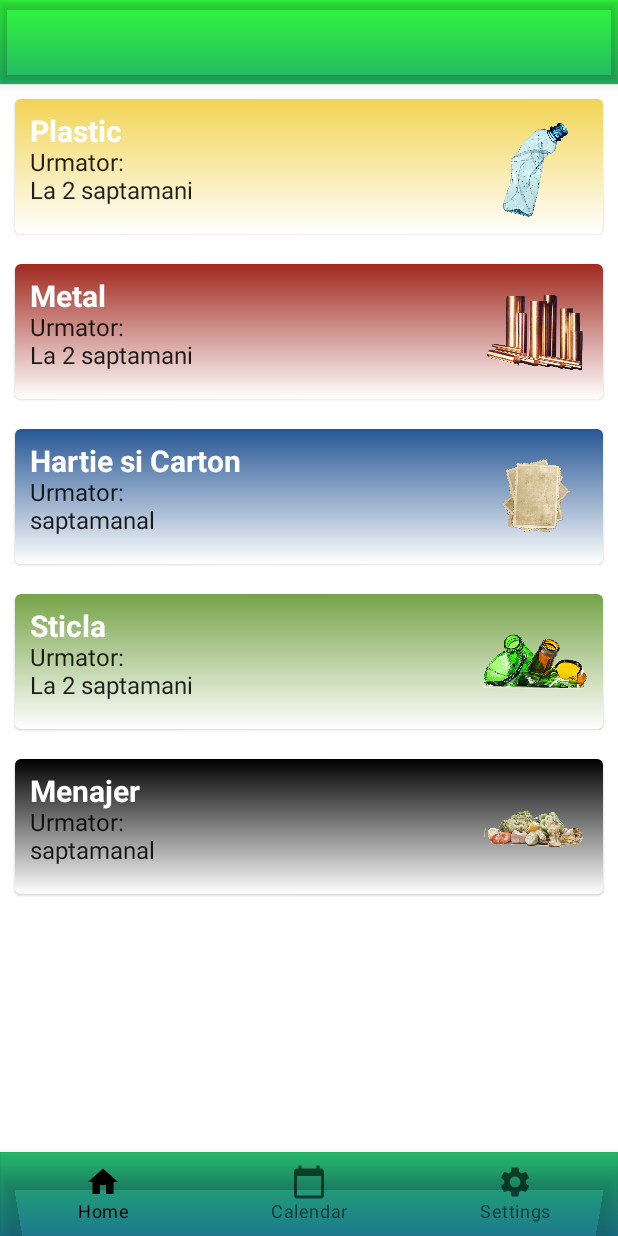
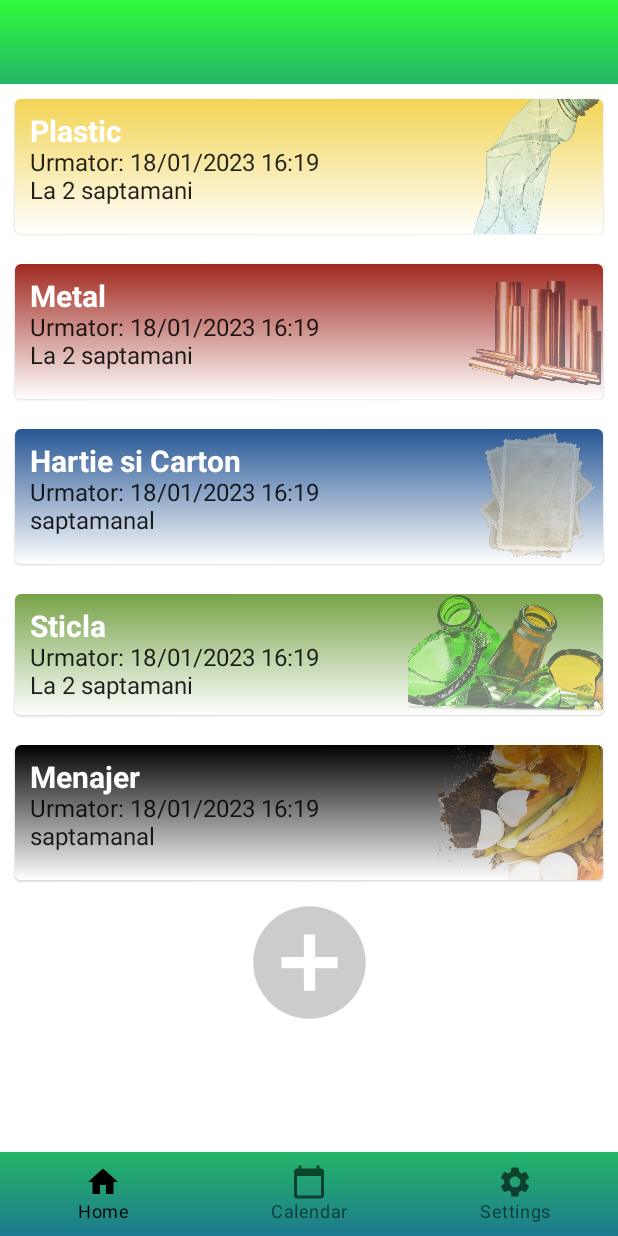
Before and after one commit to OnicaAdrianCatalin/Trashminder, an Android app built with Jetpack Compose: the screen it shows after launch (MainActivity), on a phone screen of 412 x 824 dp. Run offline under Robolectric (Android 15) with nearby library versions, the phone set to English and light mode, and no system bars.

Commit message:
createing reusable CardItem, fixing top and bottom bar

```diff
--- a/app/src/main/java/com/example/trashminder/presentation/createdReminder/BottomBarScreen.kt
+++ b/app/src/main/java/com/example/trashminder/presentation/createdReminder/BottomBarScreen.kt
@@ -1,6 +1,5 @@
 package com.example.trashminder.presentation.createdReminder
 
-import android.graphics.drawable.Icon
 import androidx.compose.material.icons.Icons
 import androidx.compose.material.icons.filled.*
 import androidx.compose.ui.graphics.vector.ImageVector
--- a/app/src/main/java/com/example/trashminder/presentation/createdReminder/CustomItem.kt
+++ b/app/src/main/java/com/example/trashminder/presentation/createdReminder/CustomItem.kt
@@ -6,10 +6,10 @@ import androidx.compose.foundation.layout.*
 import androidx.compose.material.Card
 import androidx.compose.material.Text
 import androidx.compose.runtime.Composable
-import androidx.compose.ui.Alignment
 import androidx.compose.ui.Modifier
 import androidx.compose.ui.graphics.Brush
 import androidx.compose.ui.graphics.Color
+import androidx.compose.ui.layout.ContentScale
 import androidx.compose.ui.res.painterResource
 import androidx.compose.ui.text.TextStyle
 import androidx.compose.ui.text.font.FontWeight
@@ -19,118 +19,100 @@ import androidx.compose.ui.unit.sp
 import com.example.trashminder.R
 import com.example.trashminder.model.Reminder
 import com.example.trashminder.presentation.theme.*
-import org.intellij.lang.annotations.JdkConstants.HorizontalAlignment
-
 
 @Composable
 fun CustomItem(reminder: Reminder) {
     if (reminder.type == "plastic") {
-        Card(
-            modifier = Modifier.padding(10.dp).fillMaxWidth()
-        ) {
-            Box(Modifier.background(brush = Brush.verticalGradient(listOf(yellow, Color.White)))) {
-                Row(horizontalArrangement = Arrangement.SpaceBetween, modifier = Modifier.fillMaxWidth().padding(10.dp)) {
-                    Column {
-                        Text(text = "Plastic", style = TextStyle(color = Color.White, fontSize = 20.sp, fontWeight = FontWeight.Bold))
-                        Text(text = "Urmator: ${reminder.date}")
-                        Text(text = "${reminder.repetition}")
-                    }
-                    Image(
-                        painter = painterResource(id = R.drawable.plastic_bottle_png_download_image),
-                        contentDescription = "plastic",
-                        modifier = Modifier.size(70.dp)
-                    )
-                }
-            }
-
-        }
+        CardItem(
+            reminder = reminder,
+            startColor = yellow,
+            type = "Plastic",
+            painterId = R.drawable.plastic_bottle_png_download_image,
+            modifierImage = Modifier.size(90.dp)
+        )
     }
 
     if (reminder.type == "metal") {
-        Card(
-            modifier = Modifier.padding(10.dp).fillMaxWidth()
-        ) {
-            Box(Modifier.background(brush = Brush.verticalGradient(listOf(red, Color.White)))) {
-                Row(horizontalArrangement = Arrangement.SpaceBetween, modifier = Modifier.fillMaxWidth().padding(10.dp)) {
-                    Column {
-                        Text(text = "Metal", style = TextStyle(color = Color.White, fontSize = 20.sp, fontWeight = FontWeight.Bold))
-                        Text(text = "Urmator: ${reminder.date}")
-                        Text(text = "${reminder.repetition}")
-                    }
-                    Image(
-                        painter = painterResource(id = R.drawable._removal_ai__tmp_63a2fb077da67),
-                        contentDescription = "metal",
-                        modifier = Modifier.size(70.dp)
-                    )
-                }
-            }
-
-        }
+        CardItem(
+            reminder = reminder,
+            startColor = red,
+            type = "Metal",
+            painterId = R.drawable._removal_ai__tmp_63a2fb077da67,
+            modifierImage = Modifier.size(90.dp)
+        )
     }
 
     if (reminder.type == "hartie") {
-        Card(
-            modifier = Modifier.padding(10.dp).fillMaxWidth()
-        ) {
-            Box(Modifier.background(brush = Brush.verticalGradient(listOf(blueTrash, Color.White)))) {
-                Row(horizontalArrangement = Arrangement.SpaceBetween, modifier = Modifier.fillMaxWidth().padding(10.dp)) {
-                    Column {
-                        Text(text = "Hartie si Carton", style = TextStyle(color = Color.White, fontSize = 20.sp, fontWeight = FontWeight.Bold))
-                        Text(text = "Urmator: ${reminder.date}")
-                        Text(text = "${reminder.repetition}")
-                    }
-                    Image(
-                        painter = painterResource(id = R.drawable.stack_of_old_blank_photographs_thumb30),
-                        contentDescription = "hartie",
-                        modifier = Modifier.size(70.dp)
-                    )
-                }
-            }
-
-        }
+        CardItem(
+            reminder = reminder,
+            startColor = blueTrash,
+            type = "Hartie si Carton",
+            painterId = R.drawable.stack_of_old_blank_photographs_thumb30,
+            modifierImage = Modifier.size(90.dp)
+        )
     }
 
     if (reminder.type == "sticla") {
-        Card(
-            modifier = Modifier.padding(10.dp).fillMaxWidth()
-        ) {
-            Box(Modifier.background(brush = Brush.verticalGradient(listOf(greenTrash, Color.White)))) {
-                Row(horizontalArrangement = Arrangement.SpaceBetween, modifier = Modifier.fillMaxWidth().padding(10.dp)) {
-                    Column {
-                        Text(text = "Sticla", style = TextStyle(color = Color.White, fontSize = 20.sp, fontWeight = FontWeight.Bold))
-                        Text(text = "Urmator: ${reminder.date}")
-                        Text(text = "${reminder.repetition}")
-                    }
-                    Image(
-                        painter = painterResource(id = R.drawable.broken_bottle_png23),
-                        contentDescription = "sticla",
-                        modifier = Modifier.size(70.dp)
-                    )
-                }
-            }
-
-        }
+        CardItem(
+            reminder = reminder,
+            startColor = greenTrash,
+            type = "Sticla",
+            painterId = R.drawable.broken_bottle_png23,
+            modifierImage = Modifier.size(130.dp, 80.dp)
+        )
     }
 
     if (reminder.type == "menajer") {
-        Card(
-            modifier = Modifier.padding(10.dp).fillMaxWidth()
-        ) {
-            Box(Modifier.background(brush = Brush.verticalGradient(listOf(black, Color.White)))) {
-                Row(horizontalArrangement = Arrangement.SpaceBetween, modifier = Modifier.fillMaxWidth().padding(10.dp)) {
-                    Column {
-                        Text(text = "Menajer", style = TextStyle(color = Color.White, fontSize = 20.sp, fontWeight = FontWeight.Bold))
-                        Text(text = "Urmator: ${reminder.date}")
-                        Text(text = "${reminder.repetition}")
-                    }
-                    Image(
-                        painter = painterResource(id = R.drawable.document),
-                        contentDescription = "menajer",
-                        modifier = Modifier.size(70.dp)
+        CardItem(
+            reminder = reminder,
+            startColor = black,
+            type = "Menajer",
+            painterId = R.drawable.report_feat_removebg_preview,
+            modifierImage = Modifier.size(110.dp, 90.dp)
+        )
+    }
+}
+
+@Composable
+private fun CardItem(
+    reminder: Reminder,
+    startColor: Color,
+    type: String,
+    painterId: Int,
+    modifierImage: Modifier
+) {
+    Card(
+        modifier = Modifier
+            .padding(10.dp)
+            .fillMaxWidth()
+    ) {
+        Box(Modifier.background(brush = Brush.verticalGradient(listOf(startColor, Color.White)))) {
+            Row(
+                horizontalArrangement = Arrangement.SpaceBetween,
+                modifier = Modifier.fillMaxWidth()
+            ) {
+                Column(modifier = Modifier.padding(10.dp)) {
+                    Text(
+                        text = type,
+                        style = TextStyle(
+                            color = Color.White,
+                            fontSize = 20.sp,
+                            fontWeight = FontWeight.Bold
+                        )
                     )
+                    Text(text = "Urmator: ${reminder.date}")
+                    Text(text = reminder.repetition)
                 }
+                Image(
+                    contentScale = ContentScale.Crop,
+                    painter = painterResource(id = painterId),
+                    contentDescription = type,
+                    alpha = 0.5f,
+                    modifier = modifierImage
+                )
             }
         }
+
     }
 }
 
--- a/app/src/main/java/com/example/trashminder/presentation/createdReminder/Home.kt
+++ b/app/src/main/java/com/example/trashminder/presentation/createdReminder/Home.kt
@@ -2,13 +2,20 @@ package com.example.trashminder.presentation.createdReminder
 
 import androidx.compose.foundation.layout.Box
 import androidx.compose.foundation.layout.fillMaxSize
+import androidx.compose.foundation.layout.size
 import androidx.compose.foundation.lazy.LazyColumn
 import androidx.compose.foundation.lazy.items
-import androidx.compose.material.Text
+import androidx.compose.foundation.lazy.rememberLazyListState
+import androidx.compose.material.Icon
+import androidx.compose.material.IconButton
 import androidx.compose.runtime.Composable
 import androidx.compose.ui.Alignment
 import androidx.compose.ui.Modifier
+import androidx.compose.ui.graphics.Color
+import androidx.compose.ui.res.painterResource
 import androidx.compose.ui.tooling.preview.Preview
+import androidx.compose.ui.unit.dp
+import com.example.trashminder.R
 import com.example.trashminder.repository.ReminderRepository
 
 @Composable
@@ -16,19 +23,32 @@ fun HomeScreen() {
     Box(
         modifier = Modifier.fillMaxSize()
     ) {
-        val reminderRepository= ReminderRepository()
-        val getAllData=reminderRepository.getAllData()
+        val reminderRepository = ReminderRepository()
+        val getAllData = reminderRepository.getAllData()
+        val state = rememberLazyListState()
 
-        LazyColumn(){
-            items(items=getAllData){ reminder ->
+        LazyColumn(
+            horizontalAlignment = Alignment.CenterHorizontally, state = state
+        ) {
+            items(items = getAllData) { reminder ->
                 CustomItem(reminder = reminder)
+            }
+            item {
+                IconButton(onClick = { /*TODO*/ }) {
+                    Icon(
+                        painter = painterResource(id = R.drawable.ic_add_circle),
+                        contentDescription = "Add button",
+                        modifier = Modifier.size(90.dp),
+                        tint = Color.LightGray
+                    )
+                }
             }
         }
     }
 }
 
 @Composable
-@Preview (showBackground = true)
-fun HomeScreenPreview(){
+@Preview(showBackground = true)
+fun HomeScreenPreview() {
     HomeScreen()
 }
--- a/app/src/main/java/com/example/trashminder/presentation/createdReminder/MainScreen.kt
+++ b/app/src/main/java/com/example/trashminder/presentation/createdReminder/MainScreen.kt
@@ -8,6 +8,7 @@ import androidx.compose.runtime.getValue
 import androidx.compose.ui.Modifier
 import androidx.compose.ui.graphics.Brush
 import androidx.compose.ui.graphics.Color
+import androidx.compose.ui.unit.dp
 import androidx.navigation.NavDestination
 import androidx.navigation.NavDestination.Companion.hierarchy
 import androidx.navigation.NavGraph.Companion.findStartDestination
@@ -25,6 +26,7 @@ fun MainScreen() {
         topBar = {
             TopAppBar(
                 backgroundColor = Color.Transparent,
+                elevation = 0.dp,
                 modifier = Modifier.background(
                     brush = Brush.verticalGradient(
                         listOf(lightGreen, darkerGreen)
@@ -48,12 +50,15 @@ fun BottomBar(navController: NavHostController) {
     val navBackStackEntry by navController.currentBackStackEntryAsState()
     val currentDestination = navBackStackEntry?.destination
 
-    BottomNavigation(backgroundColor = Color.Transparent,
+    BottomNavigation(
+        backgroundColor = Color.Transparent,
+        elevation = 0.dp,
         modifier = Modifier.background(
             brush = Brush.verticalGradient(
                 listOf(darkerGreen, bleu)
             )
-        )) {
+        )
+    ) {
         screens.forEach { screen ->
             AddItem(
                 screen = screen,
--- a/app/src/main/java/com/example/trashminder/presentation/newReminder/NewReminerScreen.kt
+++ b/app/src/main/java/com/example/trashminder/presentation/newReminder/NewReminerScreen.kt
@@ -73,6 +73,7 @@ fun NewReminderScreen() {
         topBar = {
             TopAppBar(
                 backgroundColor = Color.Transparent,
+                elevation = 0.dp,
                 modifier = Modifier.background(
                     brush = Brush.verticalGradient(
                         listOf(lightGreen, darkerGreen)
@@ -83,6 +84,7 @@ fun NewReminderScreen() {
         bottomBar = {
             BottomAppBar(
                 backgroundColor = Color.Transparent,
+                elevation = 0.dp,
                 modifier = Modifier.background(
                     brush = Brush.verticalGradient(
                         listOf(darkerGreen, bleu)
--- a/app/src/main/java/com/example/trashminder/repository/ReminderRepository.kt
+++ b/app/src/main/java/com/example/trashminder/repository/ReminderRepository.kt
@@ -8,31 +8,31 @@ class ReminderRepository {
            Reminder(
                id=0,
                type="plastic",
-               date="",
+               date="18/01/2023 16:19",
                repetition = "La 2 saptamani"
            ) ,
             Reminder(
                 id=1,
                 type="metal",
-                date="",
+                date="18/01/2023 16:19",
                 repetition = "La 2 saptamani"
             ) ,
             Reminder(
                 id=2,
                 type="hartie",
-                date="",
+                date="18/01/2023 16:19",
                 repetition = "saptamanal"
             ) ,
             Reminder(
                 id=3,
                 type="sticla",
-                date="",
+                date="18/01/2023 16:19",
                 repetition = "La 2 saptamani"
             ) ,
             Reminder(
                 id=4,
                 type="menajer",
-                date="",
+                date="18/01/2023 16:19",
                 repetition = "saptamanal"
             ) ,
 
--- /dev/null
+++ b/app/src/main/res/drawable/ic_add_circle.xml
@@ -0,0 +1,5 @@
+<vector android:height="24dp" android:tint="#B7B4B4"
+    android:viewportHeight="24" android:viewportWidth="24"
+    android:width="24dp" xmlns:android="http://schemas.android.com/apk/res/android">
+    <path android:fillColor="@android:color/white" android:pathData="M12,2C6.48,2 2,6.48 2,12s4.48,10 10,10 10,-4.48 10,-10S17.52,2 12,2zM17,13h-4v4h-2v-4L7,13v-2h4L11,7h2v4h4v2z"/>
+</vector>
```
Also changed, not shown: app/src/main/res/drawable/document.png (deleted), app/src/main/res/drawable/report_feat_removebg_preview.png (added).
